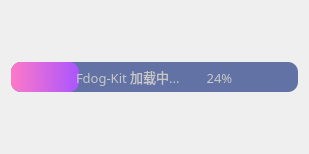
This is Fdog-Kit/module_activate/activate.ui in HuaGouFdog/Fdog-Kit as Qt 5 draws it before an edit. The edited form follows.
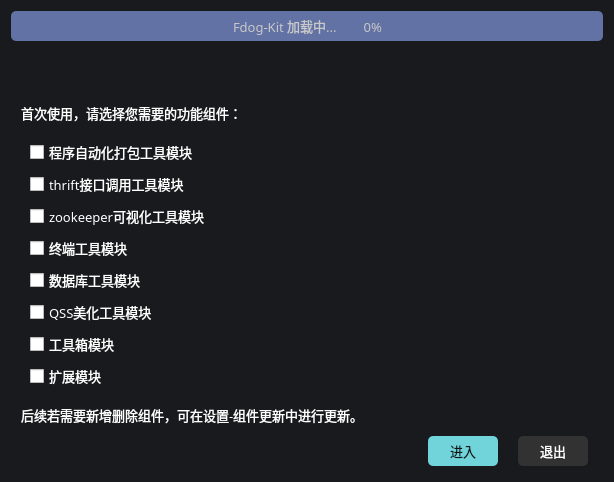
This is the edited form. Icons and pictures are not drawn.

Commit message: 添加初始化功能界面

Diff of the .ui file:
```diff
--- a/Fdog-Kit/module_activate/activate.ui
+++ b/Fdog-Kit/module_activate/activate.ui
@@ -6,28 +6,34 @@
    <rect>
     <x>0</x>
     <y>0</y>
-    <width>309</width>
-    <height>154</height>
+    <width>614</width>
+    <height>457</height>
    </rect>
   </property>
+  <property name="font">
+   <font>
+    <family>OPPOSans B</family>
+    <pointsize>9</pointsize>
+   </font>
+  </property>
   <property name="windowTitle">
    <string>Form</string>
   </property>
   <property name="styleSheet">
-   <string notr="true">#Activate_widget{
-background-color:rgb(56,58,89);
+   <string notr="true">#Activate{
+	background-color: rgb(24, 26, 29);
 color:rgb(220,220,220);
-border-radius:10px;
+border-radius:5px;
 }
 QProgressBar{
 background-color:rgb(98,114,164);
 color:rgb(200,200,200);
 border-style:none;
-border-radius:10px;
+border-radius:5px;
 text-align:center;
 }
 QProgressBar::chunk{
-border-radius:10px;
+border-radius:5px;
 background-color: qlineargradient(spread:pad, x1:0, y1:0.511364, x2:1, y2:0.523, stop:0 rgba(254, 121, 199, 255), stop:1 rgba(170, 85, 255, 255));
 }</string>
   </property>
@@ -53,13 +59,319 @@
       </font>
      </property>
      <property name="value">
-      <number>24</number>
+      <number>0</number>
      </property>
      <property name="format">
       <string>Fdog-Kit 加载中...        %p%</string>
      </property>
     </widget>
    </item>
+   <item>
+    <widget class="QWidget" name="widget" native="true">
+     <layout class="QVBoxLayout" name="verticalLayout_3">
+      <property name="leftMargin">
+       <number>10</number>
+      </property>
+      <property name="topMargin">
+       <number>0</number>
+      </property>
+      <property name="rightMargin">
+       <number>10</number>
+      </property>
+      <property name="bottomMargin">
+       <number>0</number>
+      </property>
+      <item>
+       <widget class="QLabel" name="label">
+        <property name="minimumSize">
+         <size>
+          <width>0</width>
+          <height>50</height>
+         </size>
+        </property>
+        <property name="maximumSize">
+         <size>
+          <width>16777215</width>
+          <height>50</height>
+         </size>
+        </property>
+        <property name="styleSheet">
+         <string notr="true">image: url(:/module_mainwindow/images/light/iconmain-light.png);</string>
+        </property>
+        <property name="text">
+         <string/>
+        </property>
+       </widget>
+      </item>
+      <item>
+       <widget class="QLabel" name="label_2">
+        <property name="font">
+         <font>
+          <family>OPPOSans B</family>
+          <pointsize>10</pointsize>
+         </font>
+        </property>
+        <property name="styleSheet">
+         <string notr="true">color: rgb(255, 255, 255);</string>
+        </property>
+        <property name="text">
+         <string>首次使用，请选择您需要的功能组件：</string>
+        </property>
+       </widget>
+      </item>
+      <item>
+       <widget class="QWidget" name="verticalWidget" native="true">
+        <property name="styleSheet">
+         <string notr="true">color: rgb(255, 255, 255);</string>
+        </property>
+        <layout class="QVBoxLayout" name="verticalLayout_2">
+         <property name="topMargin">
+          <number>10</number>
+         </property>
+         <property name="bottomMargin">
+          <number>10</number>
+         </property>
+         <item>
+          <widget class="QCheckBox" name="checkBox_auto">
+           <property name="font">
+            <font>
+             <family>OPPOSans B</family>
+             <pointsize>10</pointsize>
+            </font>
+           </property>
+           <property name="text">
+            <string>程序自动化打包工具模块</string>
+           </property>
+          </widget>
+         </item>
+         <item>
+          <widget class="QCheckBox" name="checkBox_thrift">
+           <property name="font">
+            <font>
+             <family>OPPOSans B</family>
+             <pointsize>10</pointsize>
+            </font>
+           </property>
+           <property name="text">
+            <string>thrift接口调用工具模块</string>
+           </property>
+          </widget>
+         </item>
+         <item>
+          <widget class="QCheckBox" name="checkBox_zk">
+           <property name="font">
+            <font>
+             <family>OPPOSans B</family>
+             <pointsize>10</pointsize>
+            </font>
+           </property>
+           <property name="text">
+            <string>zookeeper可视化工具模块</string>
+           </property>
+          </widget>
+         </item>
+         <item>
+          <widget class="QCheckBox" name="checkBox_shell">
+           <property name="font">
+            <font>
+             <family>OPPOSans B</family>
+             <pointsize>10</pointsize>
+            </font>
+           </property>
+           <property name="text">
+            <string>终端工具模块</string>
+           </property>
+          </widget>
+         </item>
+         <item>
+          <widget class="QCheckBox" name="checkBox_db">
+           <property name="font">
+            <font>
+             <family>OPPOSans B</family>
+             <pointsize>10</pointsize>
+            </font>
+           </property>
+           <property name="text">
+            <string>数据库工具模块</string>
+           </property>
+          </widget>
+         </item>
+         <item>
+          <widget class="QCheckBox" name="checkBox_qss">
+           <property name="font">
+            <font>
+             <family>OPPOSans B</family>
+             <pointsize>10</pointsize>
+            </font>
+           </property>
+           <property name="text">
+            <string>QSS美化工具模块</string>
+           </property>
+          </widget>
+         </item>
+         <item>
+          <widget class="QCheckBox" name="checkBox_tool">
+           <property name="font">
+            <font>
+             <family>OPPOSans B</family>
+             <pointsize>10</pointsize>
+            </font>
+           </property>
+           <property name="text">
+            <string>工具箱模块</string>
+           </property>
+          </widget>
+         </item>
+         <item>
+          <widget class="QCheckBox" name="checkBox_extend">
+           <property name="font">
+            <font>
+             <family>OPPOSans B</family>
+             <pointsize>10</pointsize>
+            </font>
+           </property>
+           <property name="text">
+            <string>扩展模块</string>
+           </property>
+          </widget>
+         </item>
+        </layout>
+       </widget>
+      </item>
+      <item>
+       <widget class="QLabel" name="label_3">
+        <property name="font">
+         <font>
+          <family>OPPOSans B</family>
+          <pointsize>10</pointsize>
+         </font>
+        </property>
+        <property name="styleSheet">
+         <string notr="true">color: rgb(255, 255, 255);</string>
+        </property>
+        <property name="text">
+         <string>后续若需要新增删除组件，可在设置-组件更新中进行更新。</string>
+        </property>
+       </widget>
+      </item>
+      <item>
+       <widget class="QWidget" name="widget_2" native="true">
+        <layout class="QHBoxLayout" name="horizontalLayout">
+         <property name="spacing">
+          <number>20</number>
+         </property>
+         <property name="leftMargin">
+          <number>5</number>
+         </property>
+         <property name="topMargin">
+          <number>5</number>
+         </property>
+         <property name="rightMargin">
+          <number>5</number>
+         </property>
+         <property name="bottomMargin">
+          <number>5</number>
+         </property>
+         <item>
+          <spacer name="horizontalSpacer">
+           <property name="orientation">
+            <enum>Qt::Horizontal</enum>
+           </property>
+           <property name="sizeHint" stdset="0">
+            <size>
+             <width>383</width>
+             <height>20</height>
+            </size>
+           </property>
+          </spacer>
+         </item>
+         <item>
+          <widget class="QToolButton" name="toolButton_run">
+           <property name="minimumSize">
+            <size>
+             <width>70</width>
+             <height>30</height>
+            </size>
+           </property>
+           <property name="font">
+            <font>
+             <family>OPPOSans</family>
+             <pointsize>10</pointsize>
+             <stylestrategy>PreferAntialias</stylestrategy>
+            </font>
+           </property>
+           <property name="styleSheet">
+            <string notr="true">QToolButton {
+	
+	
+	color: rgb(20, 20, 20);
+	background-color: rgb(113, 212, 219);
+	border-radius: 5px;
+}
+
+QToolButton::menu-indicator { 
+	image: None;
+}
+
+ 
+QToolButton:hover {
+	
+	color: rgb(0, 0, 0);
+	
+	background-color: rgb(0, 255, 255);
+}</string>
+           </property>
+           <property name="text">
+            <string>进入</string>
+           </property>
+          </widget>
+         </item>
+         <item>
+          <widget class="QToolButton" name="toolButton_close">
+           <property name="minimumSize">
+            <size>
+             <width>70</width>
+             <height>30</height>
+            </size>
+           </property>
+           <property name="font">
+            <font>
+             <family>OPPOSans</family>
+             <pointsize>10</pointsize>
+             <stylestrategy>PreferAntialias</stylestrategy>
+            </font>
+           </property>
+           <property name="styleSheet">
+            <string notr="true">QToolButton {
+	color: rgb(255, 255, 255);
+	
+	background-color: rgb(50, 50, 50);
+	border-radius: 5px;
+}
+
+QToolButton::menu-indicator { 
+	image: None;
+}
+
+ 
+QToolButton:hover {
+	
+	background-color: rgb(50, 50, 50);
+	color: rgb(191, 191, 191);
+	background-color: rgb(67, 67, 67);
+}</string>
+           </property>
+           <property name="text">
+            <string>退出</string>
+           </property>
+          </widget>
+         </item>
+        </layout>
+       </widget>
+      </item>
+     </layout>
+    </widget>
+   </item>
   </layout>
  </widget>
  <resources/>
```
Left out of the diff: 2 changed lines with no effect on the pictures. The commit also changes 2 other files.
